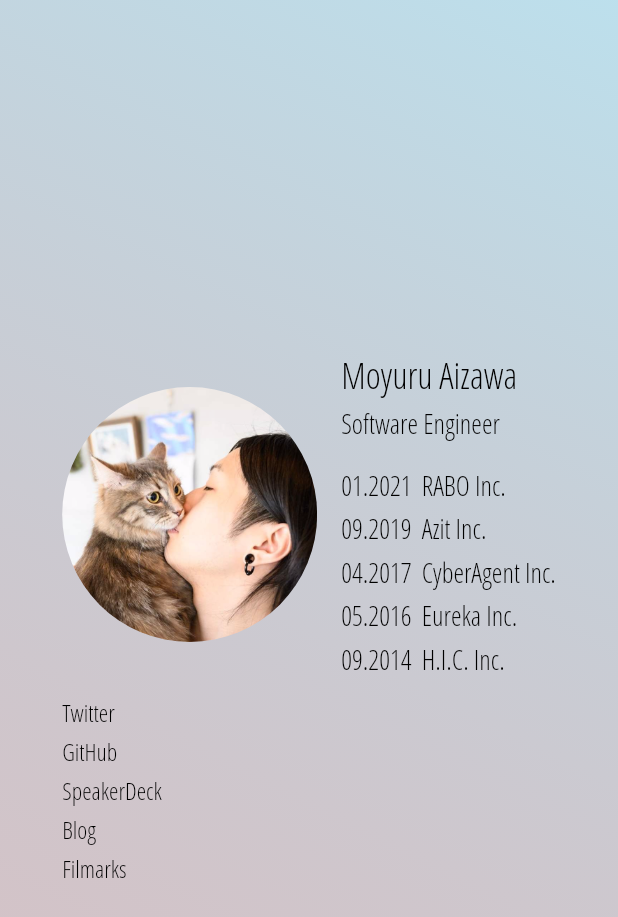
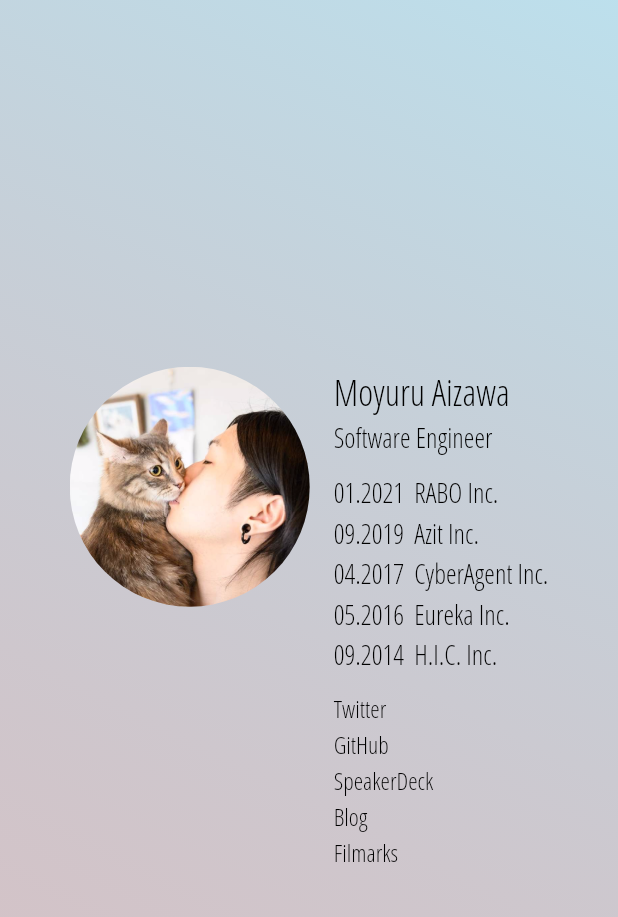
Before and after one commit to MoyuruAizawa/moyuruaizawa.github.io, a Flutter app: the screen it shows after launch, on a phone screen of 412 x 824 dp. Shown: the top 917 px of the screen. Run offline on Flutter 3.47's test engine with Material 2 defaults, Android fonts, the phone set to English and light mode, and no system bars; missing offline and left inert: dart:html.

Commit message:
change layout

```diff
--- a/lib/home_page.dart
+++ b/lib/home_page.dart
@@ -17,21 +17,13 @@ class HomePage extends StatelessWidget {
             child: Stack(
               children: [
                 Center(
-                  child: Column(
-                    crossAxisAlignment: CrossAxisAlignment.start,
-                    mainAxisSize: MainAxisSize.min,
-                    children: [
-                      Wrap(
+                  child: Wrap(
                     alignment: WrapAlignment.center,
-                        crossAxisAlignment: WrapCrossAlignment.center,
+                    crossAxisAlignment: WrapCrossAlignment.start,
                     runAlignment: WrapAlignment.center,
-                        spacing: 16,
                     children: [
                       avatar(),
                       resume(context),
-                        ],
-                      ),
-                      textButtons(context)
                     ],
                   ),
                 )
@@ -40,18 +32,20 @@ class HomePage extends StatelessWidget {
   }
 
   Widget avatar() {
-    return CircleAvatar(
+    return Container(
+        margin: EdgeInsets.only(right: 16, bottom: 16),
+        child: CircleAvatar(
           backgroundImage: AssetImage('assets/avatar.png'),
           backgroundColor: Colors.transparent,
-      radius: 85,
-    );
+          radius: 80,
+        ));
   }
 
   Widget resume(BuildContext context) {
     return Wrap(
       alignment: WrapAlignment.start,
       direction: Axis.vertical,
-      spacing: 4,
+      spacing: 2,
       children: [
         Text('Moyuru Aizawa', style: Theme.of(context).textTheme.headline1),
         Text('Software Engineer', style: Theme.of(context).textTheme.bodyText1),
@@ -61,18 +55,6 @@ class HomePage extends StatelessWidget {
         Text('04.2017  CyberAgent Inc.', style: Theme.of(context).textTheme.bodyText1),
         Text('05.2016  Eureka Inc.', style: Theme.of(context).textTheme.bodyText1),
         Text('09.2014  H.I.C. Inc.', style: Theme.of(context).textTheme.bodyText1),
-      ],
-    );
-  }
-
-  Widget textButtons(BuildContext context) {
-    return Wrap(
-      direction: Axis.vertical,
-      alignment: WrapAlignment.start,
-      crossAxisAlignment: WrapCrossAlignment.start,
-      runAlignment: WrapAlignment.start,
-      spacing: 4,
-      children: [
         SizedBox(height: 8),
         textButton(context, 'Twitter', "https://twitter.com/MoyuruAizawa"),
         textButton(context, 'GitHub', "https://github.com/MoyuruAizawa"),
```
Lines whose indentation alone changed are shown as unchanged.
